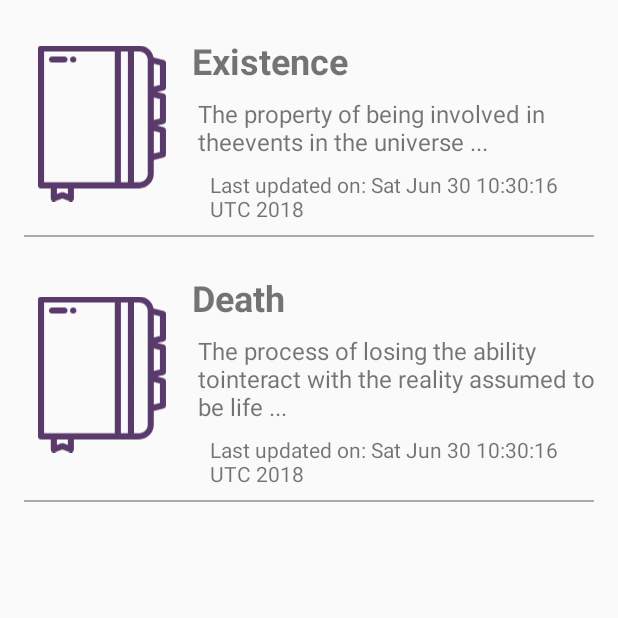
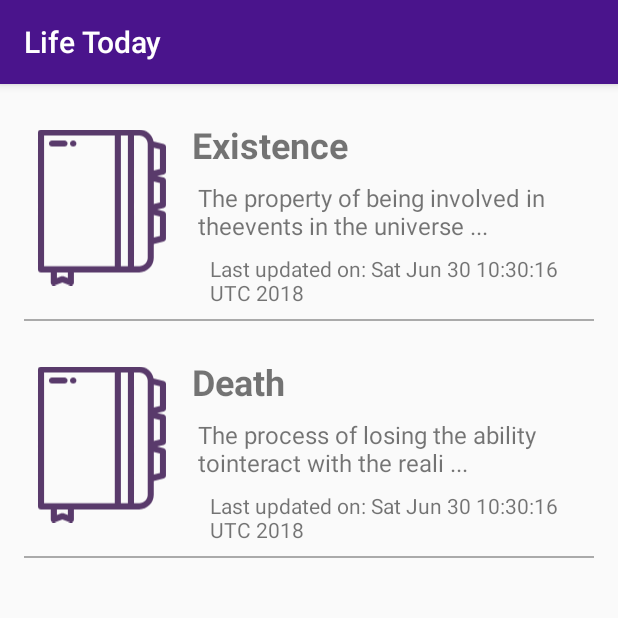
Before and after one commit to EddyMM/life-today-journal-app, an Android app: the EntryListFragment screen opened directly, with no data from a screen before it, on a phone screen of 412 x 824 dp, the top half of it. Run offline under Robolectric (Android 15) with nearby library versions, the phone set to English and light mode, and no system bars.

Commit message:
Show toolbar for entries list activity

```diff
--- a/app/src/main/java/com/solo/lifetoday/views/Entries/EntryListFragment.java
+++ b/app/src/main/java/com/solo/lifetoday/views/Entries/EntryListFragment.java
@@ -4,13 +4,16 @@ import android.os.Bundle;
 import android.support.annotation.NonNull;
 import android.support.annotation.Nullable;
 import android.support.v4.app.Fragment;
+import android.support.v7.app.AppCompatActivity;
 import android.support.v7.widget.LinearLayoutManager;
 import android.support.v7.widget.RecyclerView;
+import android.support.v7.widget.Toolbar;
 import android.view.LayoutInflater;
 import android.view.View;
 import android.view.ViewGroup;
 import android.widget.TextView;
 
+import com.solo.lifetoday.Constants;
 import com.solo.lifetoday.R;
 import com.solo.lifetoday.models.Entry;
 import com.solo.lifetoday.presenters.EntriesListPresenter;
@@ -34,6 +37,9 @@ public class EntryListFragment extends Fragment {
     public View onCreateView(@NonNull LayoutInflater inflater, @Nullable ViewGroup container,
             @Nullable Bundle savedInstanceState) {
         View fragmentView = inflater.inflate(R.layout.entry_list_fragment, container, false);
+
+        Toolbar appToolBar = fragmentView.findViewById(R.id.app_toolbar);
+        ((AppCompatActivity) requireActivity()).setSupportActionBar(appToolBar);
 
         mEntriesRecyclerView = fragmentView.findViewById(R.id.entriesRecyclerView);
         mEntriesRecyclerView.setLayoutManager(new LinearLayoutManager(requireContext()));
@@ -102,8 +108,14 @@ public class EntryListFragment extends Fragment {
 
         @Override
         public void setContent(String content) {
+            String subString;
+            try {
+                subString = content.substring(0, Constants.ENTRY_ITEM_EXCERPT_SIZE - 1);
+            } catch(StringIndexOutOfBoundsException e) {
+                subString = content;
+            }
             mContentTextView.setText(String.format("%s %s",
-                    content,
+                    subString,
                     getString(R.string.continuation_symbol)));
         }
 
--- a/app/src/main/java/com/solo/lifetoday/views/SingleFragmentActivity.java
+++ b/app/src/main/java/com/solo/lifetoday/views/SingleFragmentActivity.java
@@ -5,6 +5,7 @@ import android.support.annotation.Nullable;
 import android.support.v4.app.Fragment;
 import android.support.v4.app.FragmentActivity;
 import android.support.v4.app.FragmentManager;
+import android.support.v7.app.AppCompatActivity;
 import android.util.Log;
 
 import com.solo.lifetoday.R;
@@ -13,7 +14,7 @@ import com.solo.lifetoday.R;
  * @author eddy.
  */
 
-public abstract class SingleFragmentActivity extends FragmentActivity {
+public abstract class SingleFragmentActivity extends AppCompatActivity {
     private static String TAG = SingleFragmentActivity.class.getSimpleName();
 
     protected abstract Fragment createFragment();
--- a/app/src/main/res/layout/entry_list_fragment.xml
+++ b/app/src/main/res/layout/entry_list_fragment.xml
@@ -4,6 +4,18 @@
     xmlns:tools="http://schemas.android.com/tools"
     android:layout_width="match_parent"
     android:layout_height="match_parent">
+
+    <android.support.v7.widget.Toolbar
+        android:id="@+id/app_toolbar"
+        android:layout_width="match_parent"
+        android:layout_height="?attr/actionBarSize"
+        android:background="?attr/colorPrimary"
+        android:elevation="4dp"
+        android:theme="@style/ThemeOverlay.AppCompat.Dark.ActionBar"
+        app:layout_constraintEnd_toEndOf="parent"
+        app:layout_constraintStart_toStartOf="parent"
+        app:layout_constraintTop_toTopOf="parent"
+        app:popupTheme="@style/ThemeOverlay.AppCompat.Light" />
 
     <android.support.v7.widget.RecyclerView
         android:id="@+id/entriesRecyclerView"
@@ -15,6 +27,7 @@
         android:layout_marginTop="8dp"
         app:layout_constraintBottom_toBottomOf="parent"
         app:layout_constraintEnd_toEndOf="parent"
+        app:layout_constraintHorizontal_bias="0.0"
         app:layout_constraintStart_toStartOf="parent"
-        app:layout_constraintTop_toTopOf="parent" />
+        app:layout_constraintTop_toBottomOf="@+id/app_toolbar" />
 </android.support.constraint.ConstraintLayout>
--- a/app/src/main/res/values/styles.xml
+++ b/app/src/main/res/values/styles.xml
@@ -1,7 +1,7 @@
 <resources>
 
     <!-- Base application theme. -->
-    <style name="AppTheme" parent="Theme.AppCompat.Light.DarkActionBar">
+    <style name="AppTheme" parent="Theme.AppCompat.Light.NoActionBar">
         <!-- Customize your theme here. -->
         <item name="colorPrimary">@color/colorPrimary</item>
         <item name="colorPrimaryDark">@color/colorPrimaryDark</item>
```
